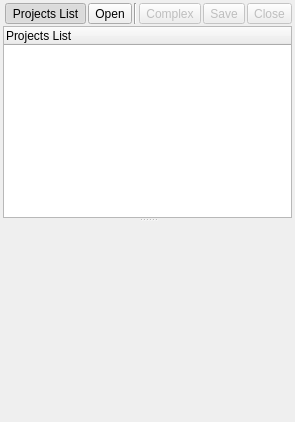
testmana2/mks, file v2/trunk/2006.2.0.0/monkey/src/projectsmanager/ui/ProjectsManager.ui: the form before one commit.
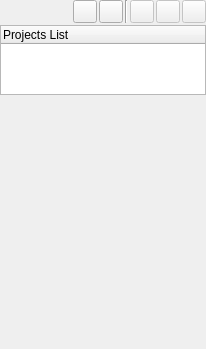
The form after the commit. Icons and pictures are not drawn.

Commit message: added AbstractProjectItemModel, AbstractProjectProxy and ProjectsManager, some fix, and updates

Patch:
```diff
--- a/v2/trunk/2006.2.0.0/monkey/src/projectsmanager/ui/ProjectsManager.ui
+++ b/v2/trunk/2006.2.0.0/monkey/src/projectsmanager/ui/ProjectsManager.ui
@@ -1,14 +1,34 @@
 <ui version="4.0" >
  <class>ProjectsManager</class>
- <widget class="QWidget" name="ProjectsManager" >
+ <widget class="QDockWidget" name="ProjectsManager" >
   <property name="geometry" >
    <rect>
     <x>0</x>
     <y>0</y>
-    <width>256</width>
-    <height>422</height>
+    <width>206</width>
+    <height>349</height>
    </rect>
   </property>
+  <property name="sizePolicy" >
+   <sizepolicy>
+    <hsizetype>5</hsizetype>
+    <vsizetype>7</vsizetype>
+    <horstretch>0</horstretch>
+    <verstretch>0</verstretch>
+   </sizepolicy>
+  </property>
+  <property name="allowedAreas" >
+   <set>Qt::LeftDockWidgetArea|Qt::NoDockWidgetArea|Qt::RightDockWidgetArea</set>
+  </property>
+  <widget class="QWidget" name="centralWidget" >
+   <property name="sizePolicy" >
+    <sizepolicy>
+     <hsizetype>5</hsizetype>
+     <vsizetype>7</vsizetype>
+     <horstretch>0</horstretch>
+     <verstretch>0</verstretch>
+    </sizepolicy>
+   </property>
   <property name="windowTitle" >
    <string>Projects Manager</string>
   </property>
@@ -17,31 +37,19 @@
   </property>
   <layout class="QGridLayout" >
    <property name="margin" >
-    <number>3</number>
+     <number>0</number>
    </property>
    <property name="spacing" >
     <number>2</number>
    </property>
    <item row="1" column="0" colspan="7" >
-    <widget class="QSplitter" name="splitter" >
-     <property name="sizePolicy" >
-      <sizepolicy>
-       <hsizetype>7</hsizetype>
-       <vsizetype>7</vsizetype>
-       <horstretch>0</horstretch>
-       <verstretch>0</verstretch>
-      </sizepolicy>
-     </property>
-     <property name="orientation" >
-      <enum>Qt::Vertical</enum>
-     </property>
      <widget class="QTreeWidget" name="twProjects" >
       <property name="sizePolicy" >
        <sizepolicy>
         <hsizetype>7</hsizetype>
         <vsizetype>7</vsizetype>
         <horstretch>0</horstretch>
-        <verstretch>0</verstretch>
+        <verstretch>1</verstretch>
        </sizepolicy>
       </property>
       <property name="columnCount" >
@@ -53,90 +61,16 @@
        </property>
       </column>
      </widget>
+    </item>
+    <item row="2" column="0" colspan="7" >
      <widget class="QStackedWidget" name="swProjects" >
       <property name="sizePolicy" >
        <sizepolicy>
         <hsizetype>7</hsizetype>
         <vsizetype>7</vsizetype>
         <horstretch>0</horstretch>
-        <verstretch>255</verstretch>
+        <verstretch>99</verstretch>
        </sizepolicy>
-      </property>
-     </widget>
-    </widget>
-   </item>
-   <item row="0" column="6" >
-    <widget class="QToolButton" name="tbCloseCurrent" >
-     <property name="enabled" >
-      <bool>false</bool>
-     </property>
-     <property name="text" >
-      <string>Close</string>
-     </property>
-     <property name="icon" >
-      <iconset resource="../../resources/resources.qrc" >:/Icons/Icons/projectclose.png</iconset>
-     </property>
-    </widget>
-   </item>
-   <item row="0" column="2" >
-    <widget class="QToolButton" name="tbOpen" >
-     <property name="text" >
-      <string>Open</string>
-     </property>
-     <property name="icon" >
-      <iconset resource="../../resources/resources.qrc" >:/Icons/Icons/projectopen.png</iconset>
-     </property>
-    </widget>
-   </item>
-   <item row="0" column="5" >
-    <widget class="QToolButton" name="tbSaveCurrent" >
-     <property name="enabled" >
-      <bool>false</bool>
-     </property>
-     <property name="text" >
-      <string>Save</string>
-     </property>
-     <property name="icon" >
-      <iconset resource="../../resources/resources.qrc" >:/Icons/Icons/projectsave.png</iconset>
-     </property>
-    </widget>
-   </item>
-   <item row="0" column="4" >
-    <widget class="QToolButton" name="tbComplexCurrent" >
-     <property name="enabled" >
-      <bool>false</bool>
-     </property>
-     <property name="text" >
-      <string>Complex</string>
-     </property>
-     <property name="icon" >
-      <iconset resource="../../resources/resources.qrc" >:/Icons/Icons/helptesters.png</iconset>
-     </property>
-     <property name="checkable" >
-      <bool>true</bool>
-     </property>
-    </widget>
-   </item>
-   <item row="0" column="3" >
-    <widget class="Line" name="lSeparator" >
-     <property name="orientation" >
-      <enum>Qt::Vertical</enum>
-     </property>
-    </widget>
-   </item>
-   <item row="0" column="1" >
-    <widget class="QToolButton" name="tbProjectsList" >
-     <property name="text" >
-      <string>Projects List</string>
-     </property>
-     <property name="icon" >
-      <iconset resource="../../resources/resources.qrc" >:/Icons/Icons/helpgreettings.png</iconset>
-     </property>
-     <property name="checkable" >
-      <bool>true</bool>
-     </property>
-     <property name="checked" >
-      <bool>true</bool>
      </property>
     </widget>
    </item>
@@ -145,6 +79,9 @@
      <property name="orientation" >
       <enum>Qt::Horizontal</enum>
      </property>
+      <property name="sizeType" >
+       <enum>QSizePolicy::Preferred</enum>
+      </property>
      <property name="sizeHint" >
       <size>
        <width>211</width>
@@ -153,8 +90,46 @@
      </property>
     </spacer>
    </item>
-  </layout>
- </widget>
+    <item row="0" column="1" >
+     <widget class="QToolButton" name="tbList" />
+    </item>
+    <item row="0" column="3" >
+     <widget class="Line" name="lSeparator" >
+      <property name="orientation" >
+       <enum>Qt::Vertical</enum>
+      </property>
+     </widget>
+    </item>
+    <item row="0" column="4" >
+     <widget class="QToolButton" name="tbComplex" >
+      <property name="enabled" >
+       <bool>false</bool>
+      </property>
+      <property name="checkable" >
+       <bool>true</bool>
+      </property>
+     </widget>
+    </item>
+    <item row="0" column="5" >
+     <widget class="QToolButton" name="tbSave" >
+      <property name="enabled" >
+       <bool>false</bool>
+      </property>
+     </widget>
+    </item>
+    <item row="0" column="2" >
+     <widget class="QToolButton" name="tbOpen" />
+    </item>
+    <item row="0" column="6" >
+     <widget class="QToolButton" name="tbClose" >
+      <property name="enabled" >
+       <bool>false</bool>
+      </property>
+     </widget>
+    </item>
+   </layout>
+  </widget>
+ </widget>
  <resources>
   <include location="../../resources/resources.qrc" />
  </resources>
```
Left out of the diff: 2 changed lines with no effect on the pictures. Lines whose indentation alone changed are shown as unchanged. The commit also changes 68 other files.
